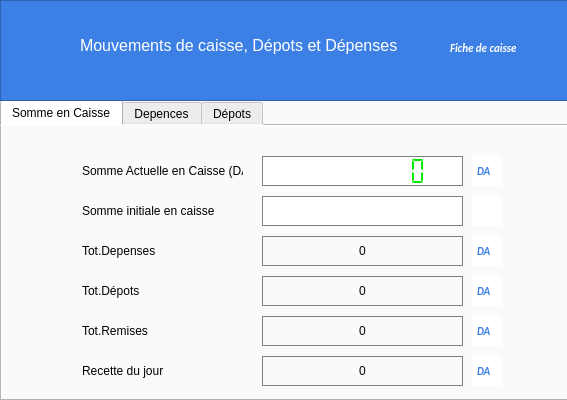
indigene-way/ERP_business_Manager, file DESIGN/DIALOGS/registerCreatorDialog.ui: the form before one commit.
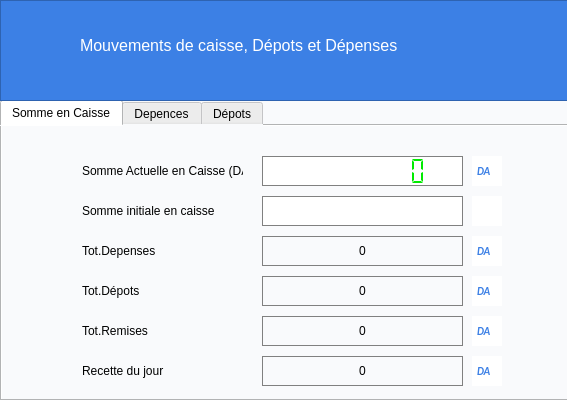
The form after the commit. Icons and pictures are not drawn.

Patch:
```diff
--- a/DESIGN/DIALOGS/registerCreatorDialog.ui
+++ b/DESIGN/DIALOGS/registerCreatorDialog.ui
@@ -945,64 +945,6 @@
      </size>
     </property>
    </widget>
-   <widget class="QPushButton" name="registerPrint">
-    <property name="geometry">
-     <rect>
-      <x>440</x>
-      <y>30</y>
-      <width>121</width>
-      <height>35</height>
-     </rect>
-    </property>
-    <property name="sizePolicy">
-     <sizepolicy hsizetype="Minimum" vsizetype="Maximum">
-      <horstretch>0</horstretch>
-      <verstretch>0</verstretch>
-     </sizepolicy>
-    </property>
-    <property name="font">
-     <font>
-      <family>Calibri</family>
-      <pointsize>8</pointsize>
-      <weight>75</weight>
-      <italic>true</italic>
-      <bold>true</bold>
-      <underline>false</underline>
-      <kerning>true</kerning>
-     </font>
-    </property>
-    <property name="cursor">
-     <cursorShape>PointingHandCursor</cursorShape>
-    </property>
-    <property name="toolTip">
-     <string>Imprimer ue fiche détaillée</string>
-    </property>
-    <property name="statusTip">
-     <string/>
-    </property>
-    <property name="autoFillBackground">
-     <bool>false</bool>
-    </property>
-    <property name="styleSheet">
-     <string notr="true">QPushButton{background-color:#3c80e5; color : white; border: 0px solid #000028 ;  text-align:left; padding-left:10px;}
-QPushButton:hover{color:orange;}
-QPushButton:focus{color:#00ea00}
-</string>
-    </property>
-    <property name="text">
-     <string>Fiche de caisse</string>
-    </property>
-    <property name="icon">
-     <iconset>
-      <normaloff>../../IMAGES/Icons/printCaisse.png</normaloff>../../IMAGES/Icons/printCaisse.png</iconset>
-    </property>
-    <property name="iconSize">
-     <size>
-      <width>21</width>
-      <height>21</height>
-     </size>
-    </property>
-   </widget>
   </widget>
  </widget>
  <tabstops>
```
